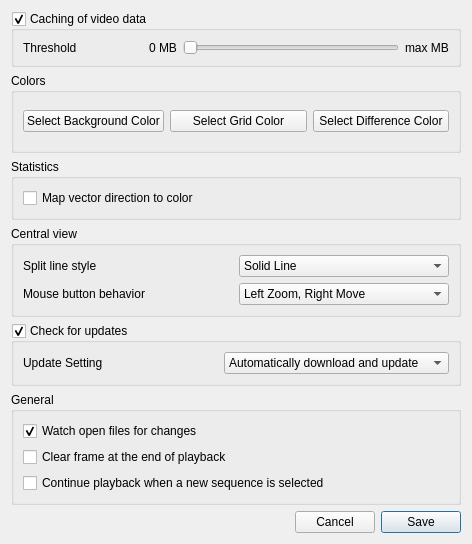
This is ui/settingswindow.ui in IENT/YUView as Qt 5 draws it before an edit. The edited form follows.
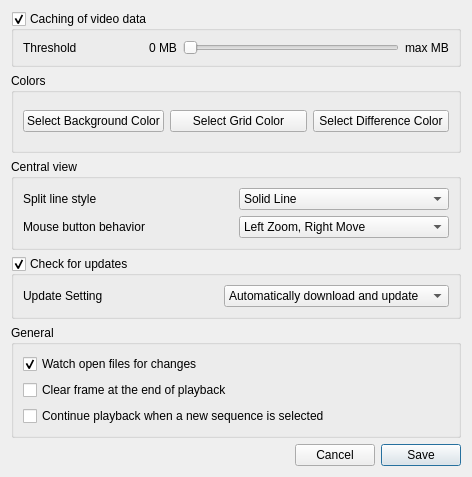
This is the edited form.

What changed in the file:
```diff
--- a/ui/settingswindow.ui
+++ b/ui/settingswindow.ui
@@ -13,7 +13,7 @@
     <x>0</x>
     <y>0</y>
     <width>470</width>
-    <height>500</height>
+    <height>444</height>
    </rect>
   </property>
   <property name="sizePolicy">
@@ -27,7 +27,7 @@
   </property>
   <layout class="QVBoxLayout" name="verticalLayout">
    <item>
-    <layout class="QVBoxLayout" name="verticalLayout_2" stretch="0,0,0,0,0,0">
+    <layout class="QVBoxLayout" name="verticalLayout_2" stretch="0,0,0,0,0">
      <item>
       <widget class="QGroupBox" name="cachingGroupBox">
        <property name="minimumSize">
@@ -146,22 +146,6 @@
        </layout>
       </widget>
      </item>
-     <item>
-      <widget class="QGroupBox" name="groupBox_4">
-       <property name="title">
-        <string>Statistics</string>
-       </property>
-       <layout class="QGridLayout" name="gridLayout_2">
-        <item row="0" column="0">
-         <widget class="QCheckBox" name="MapVectorColorCheckBox">
-          <property name="text">
-           <string>Map vector direction to color</string>
-          </property>
-         </widget>
-        </item>
-       </layout>
-      </widget>
-     </item>
      <item>
       <widget class="QGroupBox" name="groupBox_5">
        <property name="title">
```
